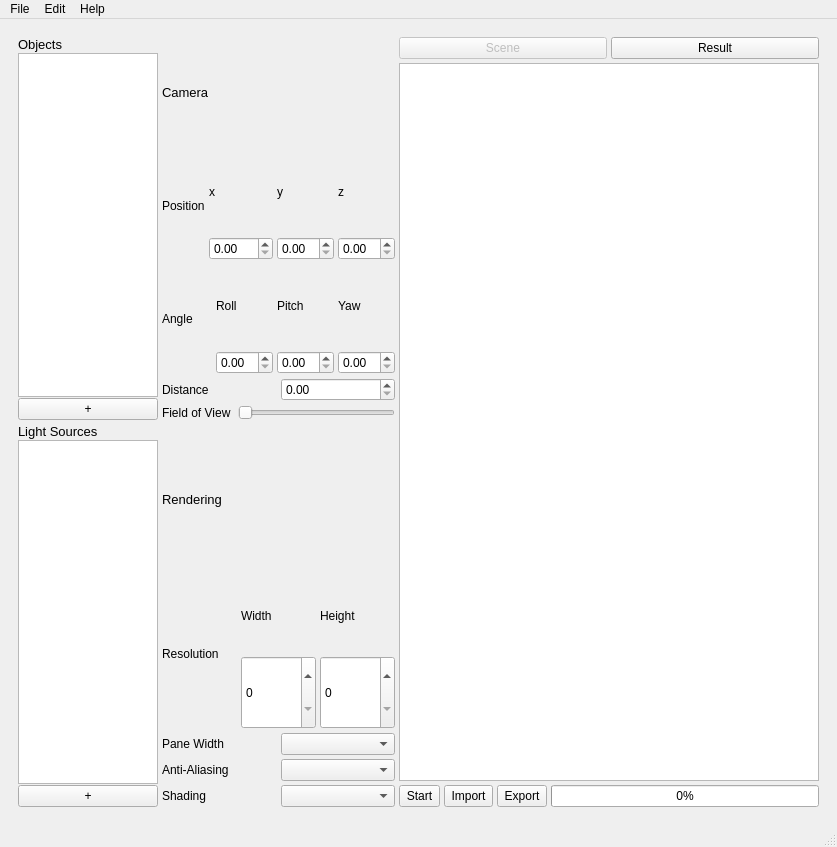
Rayrangers/SOPR_WS24_25-Raytracers, file frontend/mainGui.ui: the form before one commit.
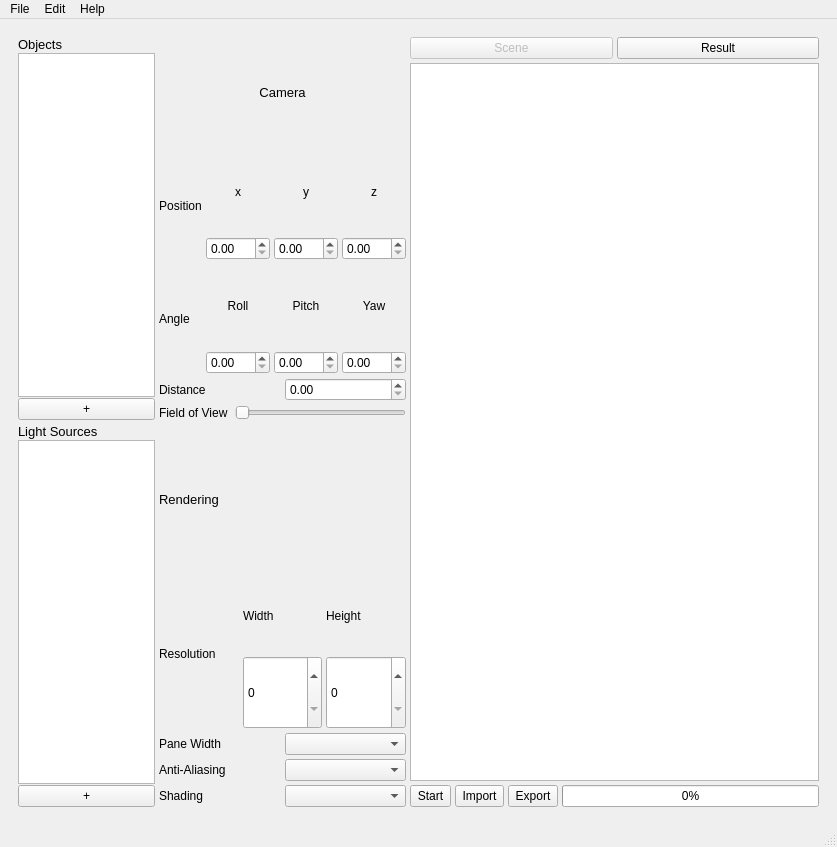
The form after the commit.

Commit message: feat: Update UI alignment and adjust maximum values for spin boxes

```diff
--- a/frontend/mainGui.ui
+++ b/frontend/mainGui.ui
@@ -234,6 +234,9 @@
                 <property name="text">
                  <string>Camera</string>
                 </property>
+                <property name="alignment">
+                 <set>Qt::AlignCenter</set>
+                </property>
                </widget>
               </item>
               <item>
@@ -243,6 +246,9 @@
                   <property name="text">
                    <string>Position</string>
                   </property>
+                  <property name="alignment">
+                   <set>Qt::AlignCenter</set>
+                  </property>
                  </widget>
                 </item>
                 <item>
@@ -252,12 +258,15 @@
                     <property name="text">
                      <string>x</string>
                     </property>
+                    <property name="alignment">
+                     <set>Qt::AlignCenter</set>
+                    </property>
                    </widget>
                   </item>
                   <item>
                    <widget class="QDoubleSpinBox" name="pos_x_doubleSpinBox">
                     <property name="maximum">
-                     <double>800.000000000000000</double>
+                     <double>500.000000000000000</double>
                     </property>
                    </widget>
                   </item>
@@ -270,10 +279,17 @@
                     <property name="text">
                      <string>y</string>
                     </property>
+                    <property name="alignment">
+                     <set>Qt::AlignCenter</set>
+                    </property>
                    </widget>
                   </item>
                   <item>
-                   <widget class="QDoubleSpinBox" name="pos_y_doubleSpinBox"/>
+                   <widget class="QDoubleSpinBox" name="pos_y_doubleSpinBox">
+                    <property name="maximum">
+                     <double>500.000000000000000</double>
+                    </property>
+                   </widget>
                   </item>
                  </layout>
                 </item>
@@ -284,10 +300,17 @@
                     <property name="text">
                      <string>z</string>
                     </property>
+                    <property name="alignment">
+                     <set>Qt::AlignCenter</set>
+                    </property>
                    </widget>
                   </item>
                   <item>
-                   <widget class="QDoubleSpinBox" name="pos_z_doubleSpinBox"/>
+                   <widget class="QDoubleSpinBox" name="pos_z_doubleSpinBox">
+                    <property name="maximum">
+                     <double>500.000000000000000</double>
+                    </property>
+                   </widget>
                   </item>
                  </layout>
                 </item>
@@ -309,10 +332,17 @@
                     <property name="text">
                      <string>Roll</string>
                     </property>
+                    <property name="alignment">
+                     <set>Qt::AlignCenter</set>
+                    </property>
                    </widget>
                   </item>
                   <item>
-                   <widget class="QDoubleSpinBox" name="ang_roll_doubleSpinBox"/>
+                   <widget class="QDoubleSpinBox" name="ang_roll_doubleSpinBox">
+                    <property name="maximum">
+                     <double>100.000000000000000</double>
+                    </property>
+                   </widget>
                   </item>
                  </layout>
                 </item>
@@ -323,10 +353,17 @@
                     <property name="text">
                      <string>Pitch</string>
                     </property>
+                    <property name="alignment">
+                     <set>Qt::AlignCenter</set>
+                    </property>
                    </widget>
                   </item>
                   <item>
-                   <widget class="QDoubleSpinBox" name="ang_pitch_doubleSpinBox"/>
+                   <widget class="QDoubleSpinBox" name="ang_pitch_doubleSpinBox">
+                    <property name="maximum">
+                     <double>100.000000000000000</double>
+                    </property>
+                   </widget>
                   </item>
                  </layout>
                 </item>
@@ -337,10 +374,17 @@
                     <property name="text">
                      <string>Yaw</string>
                     </property>
+                    <property name="alignment">
+                     <set>Qt::AlignCenter</set>
+                    </property>
                    </widget>
                   </item>
                   <item>
-                   <widget class="QDoubleSpinBox" name="ang_yaw_doubleSpinBox"/>
+                   <widget class="QDoubleSpinBox" name="ang_yaw_doubleSpinBox">
+                    <property name="maximum">
+                     <double>100.000000000000000</double>
+                    </property>
+                   </widget>
                   </item>
                  </layout>
                 </item>
```
The commit also changes 2 other files.
